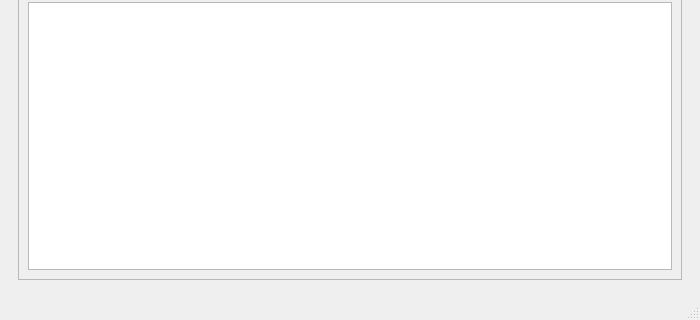
Before: the Qt Designer form design/makam_main.ui in MTG/dunya-desktop, drawn with Qt 5; both pictures show x 0 to 700 and y 180 to 500 of the 700 by 500 pixel window.
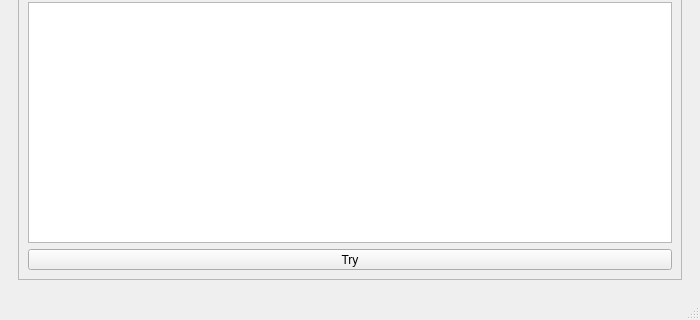
After: the same form once the commit is applied. Icons and pictures are not drawn.

Commit message: try button for the checkboxes in list

Patch:
```diff
--- a/design/makam_main.ui
+++ b/design/makam_main.ui
@@ -306,6 +306,19 @@
              </item>
             </layout>
            </item>
+           <item row="1" column="0">
+            <widget class="QToolButton" name="toolButton">
+             <property name="sizePolicy">
+              <sizepolicy hsizetype="Expanding" vsizetype="Fixed">
+               <horstretch>0</horstretch>
+               <verstretch>0</verstretch>
+              </sizepolicy>
+             </property>
+             <property name="text">
+              <string>Try</string>
+             </property>
+            </widget>
+           </item>
           </layout>
          </widget>
         </item>
```
The commit also changes 1 other file.
